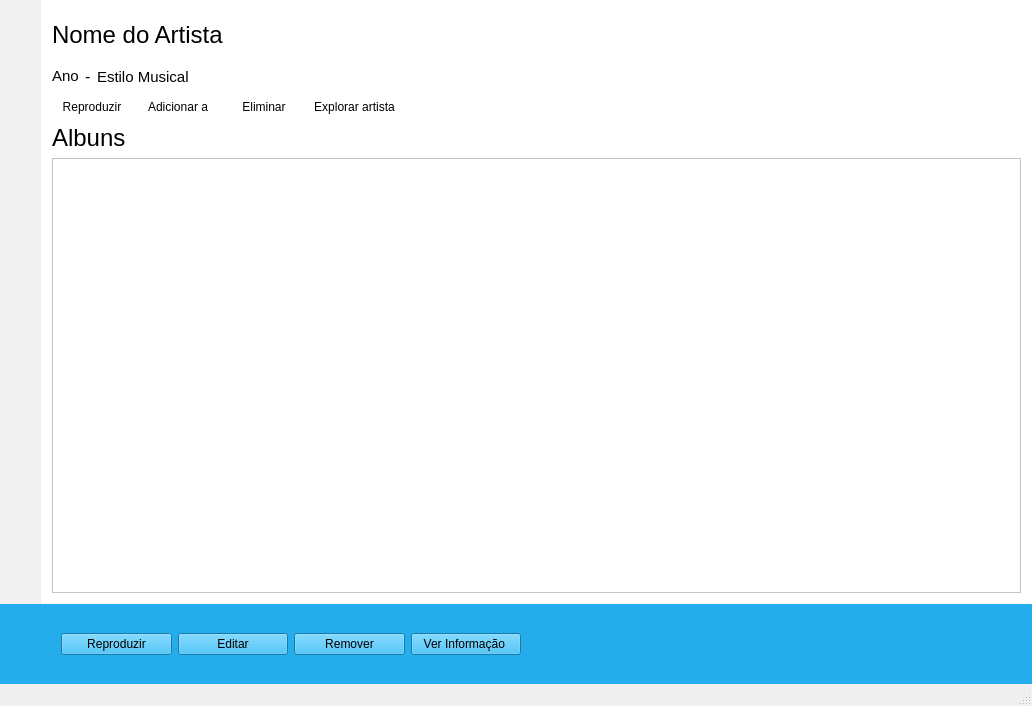
Grupo-9-EngenhariaSoftware2016/Media-Player, file media5/mainwindow.ui: the form before one commit.
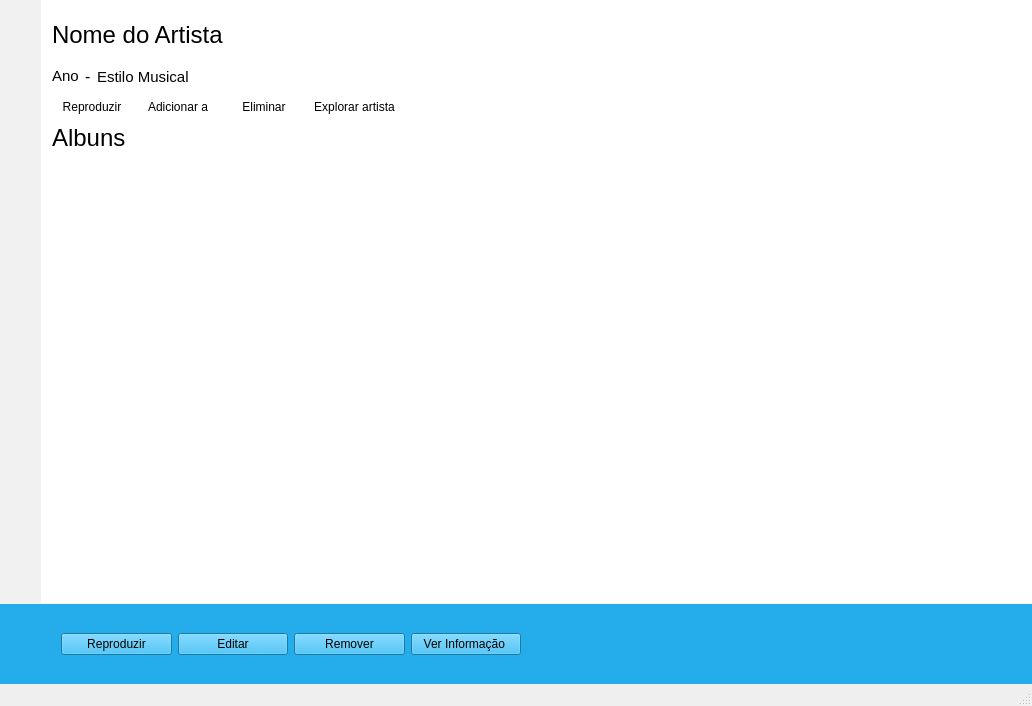
The form after the commit. The open tabs and pages were chosen to show the change. Icons and pictures are not drawn.

Patch:
```diff
--- a/media5/mainwindow.ui
+++ b/media5/mainwindow.ui
@@ -2503,7 +2503,46 @@
          </widget>
         </item>
         <item>
-         <widget class="QTableView" name="page_artist_tableView_albuns"/>
+         <widget class="QTableWidget" name="page_artist_tableWidget_albuns">
+          <property name="frameShape">
+           <enum>QFrame::NoFrame</enum>
+          </property>
+          <property name="editTriggers">
+           <set>QAbstractItemView::NoEditTriggers</set>
+          </property>
+          <property name="alternatingRowColors">
+           <bool>true</bool>
+          </property>
+          <property name="selectionBehavior">
+           <enum>QAbstractItemView::SelectRows</enum>
+          </property>
+          <property name="textElideMode">
+           <enum>Qt::ElideLeft</enum>
+          </property>
+          <property name="showGrid">
+           <bool>false</bool>
+          </property>
+          <property name="rowCount">
+           <number>1</number>
+          </property>
+          <property name="columnCount">
+           <number>1</number>
+          </property>
+          <attribute name="horizontalHeaderVisible">
+           <bool>false</bool>
+          </attribute>
+          <attribute name="horizontalHeaderStretchLastSection">
+           <bool>true</bool>
+          </attribute>
+          <attribute name="verticalHeaderVisible">
+           <bool>false</bool>
+          </attribute>
+          <attribute name="verticalHeaderHighlightSections">
+           <bool>false</bool>
+          </attribute>
+          <row/>
+          <column/>
+         </widget>
         </item>
        </layout>
       </widget>
```
Left out of the diff: 146 changed lines with no effect on the pictures.
